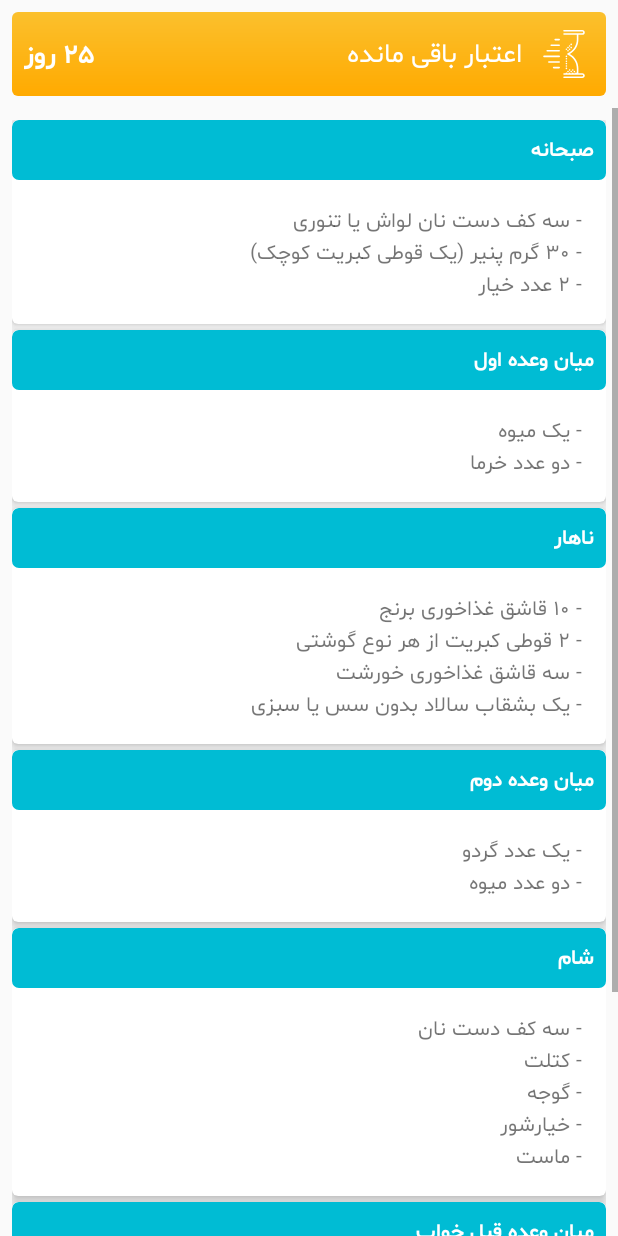
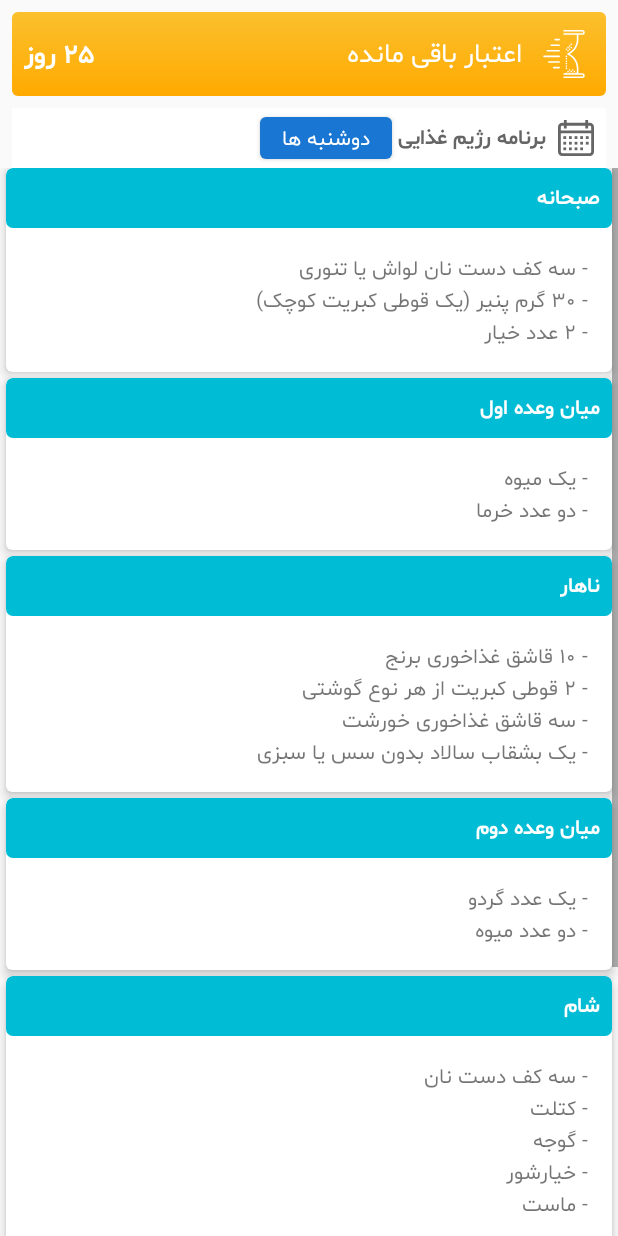
Before and after one commit to danialnoaein/hackahealth2-diatel, an Android app: the layout fragment_main_regime.xml on its own in the app's theme, with its tools: preview values and no code run, on a phone screen of 412 x 824 dp. Run offline under Robolectric (Android 15) with nearby library versions, the phone set to English and light mode, and no system bars.

Commit message:
Add day change in Regime fragment

```diff
--- /dev/null
+++ b/app/src/main/res/drawable/ic_calendar.xml
@@ -0,0 +1,18 @@
+<vector android:height="24dp" android:viewportHeight="512"
+    android:viewportWidth="512" android:width="24dp" xmlns:android="http://schemas.android.com/apk/res/android">
+    <path android:fillColor="#FF000000" android:pathData="M452,40h-24V0h-40v40H124V0H84v40H60C26.916,40 0,66.916 0,100v352c0,33.084 26.916,60 60,60h392c33.084,0 60,-26.916 60,-60V100C512,66.916 485.084,40 452,40zM472,452c0,11.028 -8.972,20 -20,20H60c-11.028,0 -20,-8.972 -20,-20V188h432V452zM472,148H40v-48c0,-11.028 8.972,-20 20,-20h24v40h40V80h264v40h40V80h24c11.028,0 20,8.972 20,20V148z"/>
+    <path android:fillColor="#FF000000" android:pathData="M76,230h40v40h-40z"/>
+    <path android:fillColor="#FF000000" android:pathData="M156,230h40v40h-40z"/>
+    <path android:fillColor="#FF000000" android:pathData="M236,230h40v40h-40z"/>
+    <path android:fillColor="#FF000000" android:pathData="M316,230h40v40h-40z"/>
+    <path android:fillColor="#FF000000" android:pathData="M396,230h40v40h-40z"/>
+    <path android:fillColor="#FF000000" android:pathData="M76,310h40v40h-40z"/>
+    <path android:fillColor="#FF000000" android:pathData="M156,310h40v40h-40z"/>
+    <path android:fillColor="#FF000000" android:pathData="M236,310h40v40h-40z"/>
+    <path android:fillColor="#FF000000" android:pathData="M316,310h40v40h-40z"/>
+    <path android:fillColor="#FF000000" android:pathData="M76,390h40v40h-40z"/>
+    <path android:fillColor="#FF000000" android:pathData="M156,390h40v40h-40z"/>
+    <path android:fillColor="#FF000000" android:pathData="M236,390h40v40h-40z"/>
+    <path android:fillColor="#FF000000" android:pathData="M316,390h40v40h-40z"/>
+    <path android:fillColor="#FF000000" android:pathData="M396,310h40v40h-40z"/>
+</vector>
--- a/app/src/main/res/layout/fragment_main_regime.xml
+++ b/app/src/main/res/layout/fragment_main_regime.xml
@@ -38,6 +38,39 @@
 
     </LinearLayout>
 
+    <LinearLayout
+        android:layout_width="match_parent"
+        android:layout_height="40dp"
+        android:background="@android:color/white"
+        android:orientation="horizontal"
+        android:layout_marginLeft="8dp"
+        android:layout_marginRight="8dp"
+        android:gravity="right|center_vertical">
+
+        <danialnoaein_widgets.Button
+            android:layout_width="wrap_content"
+            android:layout_height="28dp"
+            android:text="دوشنبه ها"
+            android:id="@+id/btn_change_week_day"
+            android:background="@drawable/primary_background"
+            android:textColor="@android:color/white"/>
+
+        <danialnoaein_widgets.TextViewBold
+            android:layout_width="wrap_content"
+            android:layout_height="wrap_content"
+            android:textColor="@color/grey_60"
+            android:text="برنامه رژیم غذایی "/>
+
+        <ImageView
+            android:layout_width="24dp"
+            android:layout_height="24dp"
+            android:layout_marginLeft="8dp"
+            android:layout_marginRight="8dp"
+            android:tint="@color/grey_60"
+            app:srcCompat="@drawable/ic_calendar"/>
+
+    </LinearLayout>
+
     <ScrollView
         android:layout_width="match_parent"
         android:layout_height="wrap_content">
@@ -45,7 +78,6 @@
         <LinearLayout
             android:layout_width="match_parent"
             android:layout_height="wrap_content"
-            android:layout_margin="8dp"
             android:orientation="vertical">
 
             <android.support.v7.widget.CardView xmlns:android="http://schemas.android.com/apk/res/android"
@@ -54,6 +86,8 @@
                 android:layout_width="match_parent"
                 android:layout_height="wrap_content"
                 card_view:cardElevation="4dp"
+                android:layout_marginRight="4dp"
+                android:layout_marginLeft="4dp"
                 android:layout_marginBottom="4dp"
                 card_view:cardCornerRadius="4dp"
                 android:adjustViewBounds="true"
@@ -115,6 +149,8 @@
                 android:layout_height="wrap_content"
                 android:layout_marginBottom="4dp"
                 card_view:cardElevation="4dp"
+                android:layout_marginRight="4dp"
+                android:layout_marginLeft="4dp"
                 card_view:cardCornerRadius="4dp"
                 android:adjustViewBounds="true"
                 android:orientation="vertical">
@@ -170,6 +206,8 @@
                 android:layout_height="wrap_content"
                 android:layout_marginBottom="4dp"
                 card_view:cardElevation="4dp"
+                android:layout_marginRight="4dp"
+                android:layout_marginLeft="4dp"
                 card_view:cardCornerRadius="4dp"
                 android:adjustViewBounds="true"
                 android:orientation="vertical">
@@ -234,6 +272,8 @@
                 android:layout_height="wrap_content"
                 android:layout_marginBottom="4dp"
                 card_view:cardElevation="4dp"
+                android:layout_marginRight="4dp"
+                android:layout_marginLeft="4dp"
                 card_view:cardCornerRadius="4dp"
                 android:adjustViewBounds="true"
                 android:orientation="vertical">
@@ -289,6 +329,8 @@
                 android:layout_height="wrap_content"
                 android:layout_marginBottom="4dp"
                 card_view:cardElevation="4dp"
+                android:layout_marginRight="4dp"
+                android:layout_marginLeft="4dp"
                 card_view:cardCornerRadius="4dp"
                 android:adjustViewBounds="true"
                 android:orientation="vertical">
@@ -358,6 +400,8 @@
                 android:layout_height="wrap_content"
                 android:layout_marginBottom="4dp"
                 card_view:cardElevation="4dp"
+                android:layout_marginRight="4dp"
+                android:layout_marginLeft="4dp"
                 card_view:cardCornerRadius="4dp"
                 android:adjustViewBounds="true"
                 android:orientation="vertical">
```
Also changed, not shown: app/src/main/java/fragments/main_fragments/RegimeFragment.java (+29 -2 lines), app/src/main/res/layout/dialog_days_of_week.xml (added, +78 -0 lines), 232 other files.
